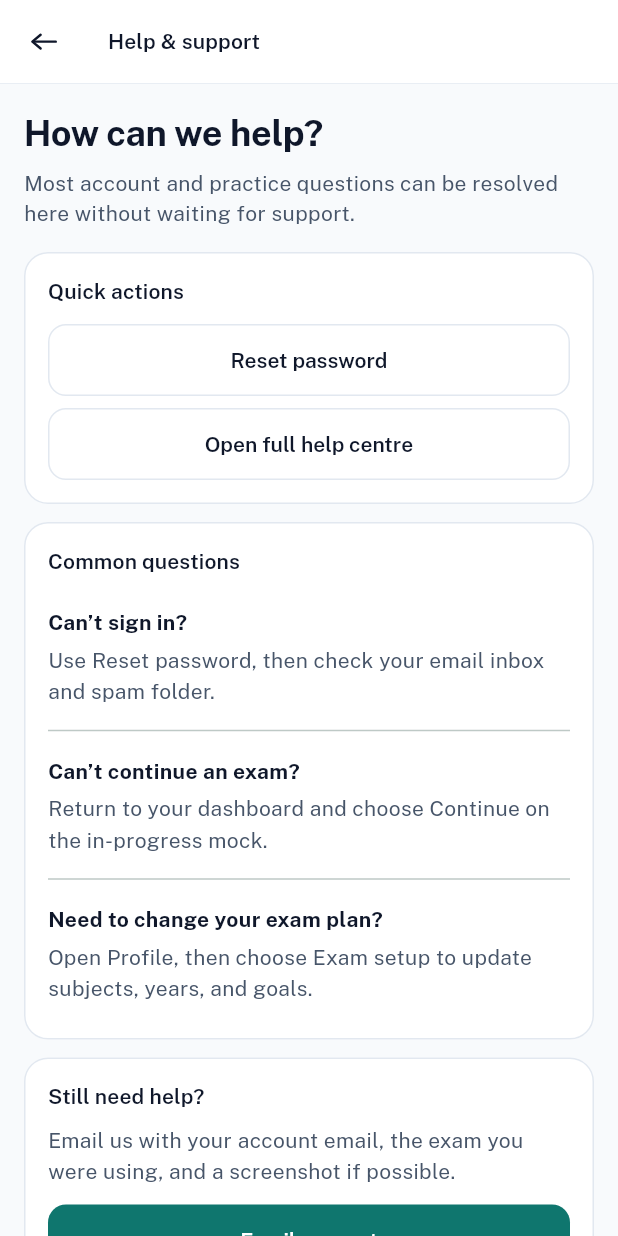
After one commit to esinniobiwaquareeb/edumimi-mobile, a Flutter app: the SupportScreen screen opened by its route, on a phone screen of 412 x 824 dp. The commit adds this screen. Run offline on Flutter 3.47's test engine with Material 3 defaults, Android fonts, the phone set to English and light mode, and no system bars; our stand-ins replace app_links, connectivity_plus, dio, equatable, firebase_core, firebase_messaging and 13 more; missing offline and left inert: app_badge_plus, flutter_math_fork; accounts and stored records are empty; network calls fail.

Commit message:
feat: add mobile mock support centre

```diff
--- a/lib/features/profile/presentation/profile_screen.dart
+++ b/lib/features/profile/presentation/profile_screen.dart
@@ -552,6 +552,12 @@ class _PersonalTabState extends ConsumerState<_PersonalTab> {
             label: 'Browse packages',
             onPressed: () => context.push('/packages'),
           ),
+        const SizedBox(height: AppSpacing.item),
+        MockSecondaryButton(
+          label: 'Help & support',
+          expand: true,
+          onPressed: () => context.push('/support'),
+        ),
         const SizedBox(height: AppSpacing.section),
         MockDestructiveButton(
           label: MockVoice.logOut,
--- /dev/null
+++ b/lib/features/support/presentation/support_screen.dart
@@ -0,0 +1,151 @@
+import 'package:flutter/material.dart';
+import 'package:go_router/go_router.dart';
+import 'package:mock_mobile/core/theme/app_spacing.dart';
+import 'package:mock_mobile/core/theme/app_text.dart';
+import 'package:mock_mobile/core/widgets/mock_ui.dart';
+import 'package:url_launcher/url_launcher.dart';
+
+class SupportScreen extends StatelessWidget {
+  const SupportScreen({super.key});
+
+  static const _supportUrl = 'https://mock.edumimi.com/support';
+  static const _privacyUrl = 'https://mock.edumimi.com/privacy';
+  static const _termsUrl = 'https://mock.edumimi.com/terms';
+  static const _supportEmail = 'hello@edumimi.com';
+
+  Future<void> _openUrl(BuildContext context, String value) async {
+    final uri = Uri.tryParse(value);
+    if (uri == null ||
+        !await launchUrl(uri, mode: LaunchMode.externalApplication)) {
+      if (context.mounted) {
+        MockToast.error(context, 'Could not open that link. Please try again.');
+      }
+    }
+  }
+
+  @override
+  Widget build(BuildContext context) {
+    return Scaffold(
+      appBar: const MockDetailAppBar(title: 'Help & support'),
+      body: ListView(
+        padding: const EdgeInsets.all(AppSpacing.page),
+        children: [
+          Text('How can we help?', style: context.pageTitle),
+          const SizedBox(height: AppSpacing.item),
+          Text(
+            'Most account and practice questions can be resolved here without waiting for support.',
+            style: context.pageSubtitle,
+          ),
+          const SizedBox(height: AppSpacing.page),
+          MockCard(
+            child: Column(
+              crossAxisAlignment: CrossAxisAlignment.stretch,
+              children: [
+                Text('Quick actions', style: context.cardTitle),
+                const SizedBox(height: AppSpacing.section),
+                MockSecondaryButton(
+                  label: 'Reset password',
+                  expand: true,
+                  onPressed: () => context.push('/forgot-password'),
+                ),
+                const SizedBox(height: AppSpacing.item),
+                MockSecondaryButton(
+                  label: 'Open full help centre',
+                  expand: true,
+                  onPressed: () => _openUrl(context, _supportUrl),
+                ),
+              ],
+            ),
+          ),
+          const SizedBox(height: AppSpacing.section),
+          MockCard(
+            child: Column(
+              crossAxisAlignment: CrossAxisAlignment.start,
+              children: [
+                Text('Common questions', style: context.cardTitle),
+                const SizedBox(height: AppSpacing.section),
+                const _SupportTopic(
+                  title: 'Can’t sign in?',
+                  description:
+                      'Use Reset password, then check your email inbox and spam folder.',
+                ),
+                const Divider(),
+                const _SupportTopic(
+                  title: 'Can’t continue an exam?',
+                  description:
+                      'Return to your dashboard and choose Continue on the in-progress mock.',
+                ),
+                const Divider(),
+                const _SupportTopic(
+                  title: 'Need to change your exam plan?',
+                  description:
+                      'Open Profile, then choose Exam setup to update subjects, years, and goals.',
+                ),
+              ],
+            ),
+          ),
+          const SizedBox(height: AppSpacing.section),
+          MockCard(
+            child: Column(
+              crossAxisAlignment: CrossAxisAlignment.stretch,
+              children: [
+                Text('Still need help?', style: context.cardTitle),
+                const SizedBox(height: AppSpacing.item),
+                Text(
+                  'Email us with your account email, the exam you were using, and a screenshot if possible.',
+                  style: context.bodySecondary,
+                ),
+                const SizedBox(height: AppSpacing.section),
+                MockPrimaryButton(
+                  label: 'Email support',
+                  expand: true,
+                  onPressed: () => _openUrl(context, 'mailto:$_supportEmail'),
+                ),
+              ],
+            ),
+          ),
+          const SizedBox(height: AppSpacing.section),
+          Wrap(
+            spacing: AppSpacing.item,
+            runSpacing: AppSpacing.item,
+            children: [
+              TextButton(
+                onPressed: () => _openUrl(context, _privacyUrl),
+                child: const Text('Privacy'),
+              ),
+              TextButton(
+                onPressed: () => _openUrl(context, _termsUrl),
+                child: const Text('Terms'),
+              ),
+            ],
+          ),
+        ],
+      ),
+    );
+  }
+}
+
+class _SupportTopic extends StatelessWidget {
+  const _SupportTopic({required this.title, required this.description});
+
+  final String title;
+  final String description;
+
+  @override
+  Widget build(BuildContext context) {
+    return Padding(
+      padding: const EdgeInsets.symmetric(vertical: AppSpacing.item),
+      child: Column(
+        crossAxisAlignment: CrossAxisAlignment.start,
+        children: [
+          Text(
+            title,
+            style: context.body.copyWith(fontWeight: FontWeight.w700),
+          ),
+          const SizedBox(height: 4),
+          Text(description, style: context.bodySecondary),
+        ],
+      ),
+    );
+  }
+}
```
Also changed, not shown: lib/core/router/app_router.dart (+99 -32 lines).
